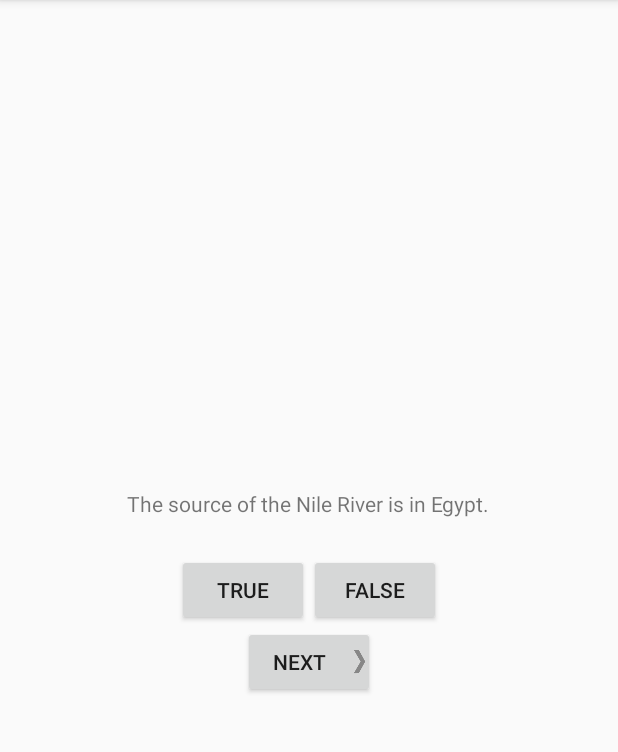
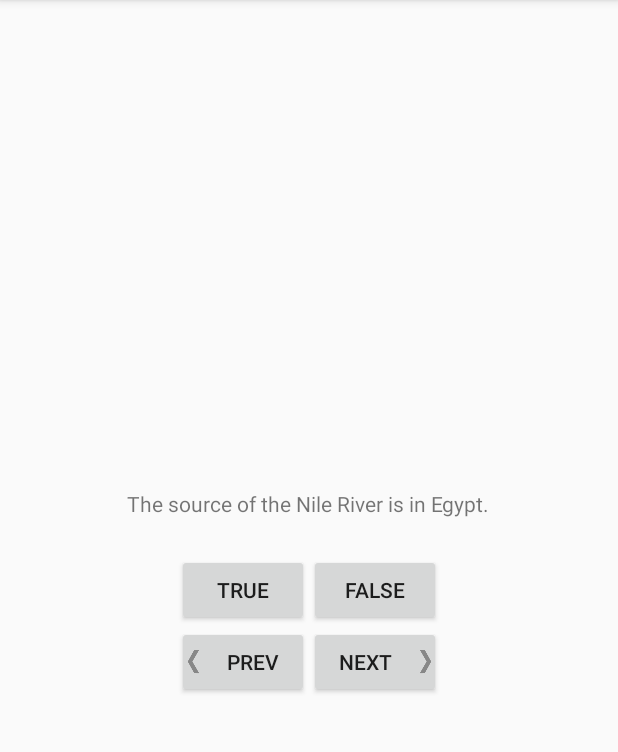
Before and after one commit to kohnewlife/Android-QuizApp, an Android app: the screen it shows after launch (Quiz), on a phone screen of 412 x 824 dp, the part 84-836 px from its top. Run offline under Robolectric (Android 15) with nearby library versions, the phone set to English and light mode, and no system bars.

Commit message:
added a prev button

```diff
--- a/app/src/main/java/com/example/skyz/android_quizapp/Quiz.java
+++ b/app/src/main/java/com/example/skyz/android_quizapp/Quiz.java
@@ -14,6 +14,7 @@ public class Quiz extends AppCompatActivity {
 
     private Button mTrueButton;
     private Button mFalseButton;
+    private Button mPrevButton;
     private Button mNextButton;
 
     private Question[] mQuestionBank = new Question[] {
@@ -25,6 +26,7 @@ public class Quiz extends AppCompatActivity {
     };
 
     private int mCurrentIndex = 0;
+    private int mPrevIndex = 0;
 
     @Override
     protected void onCreate(Bundle savedInstanceState) {
@@ -35,10 +37,19 @@ public class Quiz extends AppCompatActivity {
         mQuestionTextView = findViewById(R.id.question_text_view);
         mTrueButton = findViewById(R.id.true_button);
         mFalseButton = findViewById(R.id.false_button);
+        mPrevButton = findViewById(R.id.prev_button);
         mNextButton = findViewById(R.id.next_button);
 
-        updateQuestion();   // initially update question
-        // The button click listeners
+        updateQuestion(mCurrentIndex);   // initially update question
+        // The  onClick listeners
+        mQuestionTextView.setOnClickListener(new View.OnClickListener() {
+            @Override
+            public void onClick(View view) {
+                mPrevIndex = mCurrentIndex;
+                mCurrentIndex = (mCurrentIndex + 1) % mQuestionBank.length;
+                updateQuestion(mCurrentIndex);
+            }
+        });
         mTrueButton.setOnClickListener(new View.OnClickListener() {
             @Override
             public void onClick(View v) {
@@ -51,18 +62,25 @@ public class Quiz extends AppCompatActivity {
                 checkAnswer(false);
             }
         });
+        mPrevButton.setOnClickListener(new View.OnClickListener() {
+            @Override
+            public void onClick(View view) {
+                updateQuestion(mPrevIndex);
+            }
+        });
         mNextButton.setOnClickListener(new View.OnClickListener() {
             @Override
             public void onClick(View view) {
+                mPrevIndex = mCurrentIndex;
                 mCurrentIndex = (mCurrentIndex + 1) % mQuestionBank.length;
-                updateQuestion();
+                updateQuestion(mCurrentIndex);
             }
         });
     }
 
     // Update question
-    private void updateQuestion() {
-        mQuestionTextView.setText(mQuestionBank[mCurrentIndex].getTextResId());
+    private void updateQuestion(int index) {
+        mQuestionTextView.setText(mQuestionBank[index].getTextResId());
     }
     // Checking the user's answer
     private void checkAnswer(boolean userPressedTrue) {
--- a/app/src/main/res/layout/activity_quiz.xml
+++ b/app/src/main/res/layout/activity_quiz.xml
@@ -31,11 +31,24 @@
 
     </LinearLayout>
 
-    <Button
-        android:id="@+id/next_button"
+    <LinearLayout
         android:layout_width="wrap_content"
         android:layout_height="wrap_content"
-        android:text="@string/next_button"
-        android:drawableRight="@drawable/arrow_right"
-        android:padding="4dp"/>
+        android:orientation="horizontal">
+        <Button
+            android:id="@+id/prev_button"
+            android:layout_width="wrap_content"
+            android:layout_height="wrap_content"
+            android:text="@string/prev_button"
+            android:drawableLeft="@drawable/arrow_left"
+            android:padding="4dp"/>
+        <Button
+            android:id="@+id/next_button"
+            android:layout_width="wrap_content"
+            android:layout_height="wrap_content"
+            android:text="@string/next_button"
+            android:drawableRight="@drawable/arrow_right"
+            android:padding="4dp"/>
+    </LinearLayout>
+
 </LinearLayout>
--- a/app/src/main/res/values/strings.xml
+++ b/app/src/main/res/values/strings.xml
@@ -2,6 +2,7 @@
     <string name="app_name">Android-QuizApp</string>
     <string name="true_button">True</string>
     <string name="false_button">False</string>
+    <string name="prev_button">Prev</string>
     <string name="next_button">Next</string>
     <string name="correct_toast">Correct!</string>
     <string name="incorrect_toast">Incorrect!</string>
```
